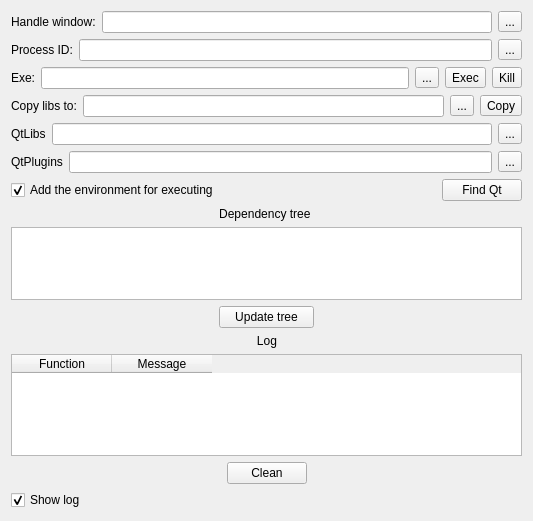
This is mainwindow.ui in HardArchive/DLLCollector_recode as Qt 5 draws it before an edit. The edited form follows.
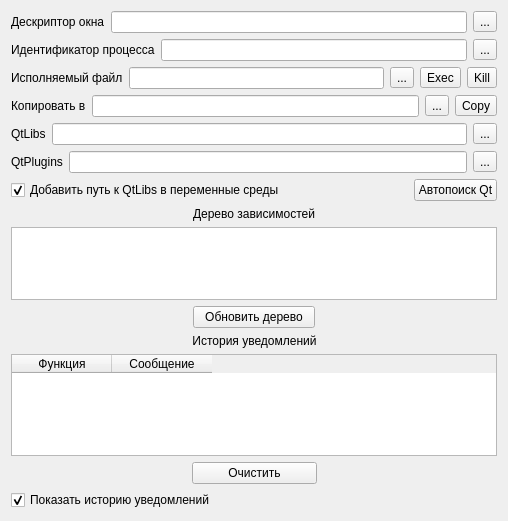
This is the edited form.

```diff
--- a/mainwindow.ui
+++ b/mainwindow.ui
@@ -6,7 +6,7 @@
    <rect>
     <x>0</x>
     <y>0</y>
-    <width>533</width>
+    <width>508</width>
     <height>521</height>
    </rect>
   </property>
@@ -47,7 +47,7 @@
          <item row="0" column="1">
           <widget class="QLabel" name="label_Log">
            <property name="text">
-            <string>Log</string>
+            <string>История уведомлений</string>
            </property>
            <property name="alignment">
             <set>Qt::AlignCenter</set>
@@ -70,7 +70,7 @@
          <item row="2" column="1">
           <widget class="QPushButton" name="pushButton_CleanLog">
            <property name="text">
-            <string>Clean</string>
+            <string>Очистить</string>
            </property>
           </widget>
          </item>
@@ -92,6 +92,15 @@
            <property name="editTriggers">
             <set>QAbstractItemView::NoEditTriggers</set>
            </property>
+           <property name="showDropIndicator" stdset="0">
+            <bool>false</bool>
+           </property>
+           <property name="dragDropOverwriteMode">
+            <bool>false</bool>
+           </property>
+           <property name="alternatingRowColors">
+            <bool>true</bool>
+           </property>
            <property name="selectionMode">
             <enum>QAbstractItemView::SingleSelection</enum>
            </property>
@@ -104,20 +113,20 @@
            <attribute name="horizontalHeaderHighlightSections">
             <bool>false</bool>
            </attribute>
-           <attribute name="verticalHeaderVisible">
-            <bool>true</bool>
+           <attribute name="verticalHeaderDefaultSectionSize">
+            <number>19</number>
            </attribute>
            <attribute name="verticalHeaderHighlightSections">
             <bool>false</bool>
            </attribute>
            <column>
             <property name="text">
-             <string>Function</string>
+             <string>Функция</string>
             </property>
            </column>
            <column>
             <property name="text">
-             <string>Message</string>
+             <string>Сообщение</string>
             </property>
            </column>
           </widget>
@@ -134,7 +143,7 @@
         <item row="0" column="0">
          <widget class="QLabel" name="label_HWnd">
           <property name="text">
-           <string>&lt;html&gt;&lt;head/&gt;&lt;body&gt;&lt;p&gt;Handle window:&lt;/p&gt;&lt;/body&gt;&lt;/html&gt;</string>
+           <string>Дескриптор окна</string>
           </property>
          </widget>
         </item>
@@ -165,7 +174,7 @@
         <item row="0" column="0">
          <widget class="QLabel" name="label_PID">
           <property name="text">
-           <string>&lt;html&gt;&lt;head/&gt;&lt;body&gt;&lt;p&gt;Process ID:&lt;/p&gt;&lt;/body&gt;&lt;/html&gt;</string>
+           <string>Идентификатор процесса</string>
           </property>
          </widget>
         </item>
@@ -211,7 +220,7 @@
         <item row="0" column="0">
          <widget class="QLabel" name="label_Exe">
           <property name="text">
-           <string>&lt;html&gt;&lt;head/&gt;&lt;body&gt;&lt;p&gt;Exe:&lt;/p&gt;&lt;/body&gt;&lt;/html&gt;</string>
+           <string>Исполняемый файл</string>
           </property>
          </widget>
         </item>
@@ -236,7 +245,7 @@
         <item row="0" column="0">
          <widget class="QLabel" name="label_CopyTo">
           <property name="text">
-           <string>&lt;html&gt;&lt;head/&gt;&lt;body&gt;&lt;p&gt;Copy libs to:&lt;/p&gt;&lt;/body&gt;&lt;/html&gt;</string>
+           <string>Копировать в</string>
           </property>
          </widget>
         </item>
@@ -261,7 +270,7 @@
     <item row="8" column="0">
      <widget class="QCheckBox" name="checkBox_Log">
       <property name="text">
-       <string>Show log</string>
+       <string>Показать историю уведомлений</string>
       </property>
       <property name="checked">
        <bool>true</bool>
@@ -340,14 +349,14 @@
       <item row="2" column="1">
        <widget class="QPushButton" name="pushButton_UpdateTree">
         <property name="text">
-         <string>Update tree</string>
+         <string>Обновить дерево</string>
         </property>
        </widget>
       </item>
       <item row="0" column="1">
        <widget class="QLabel" name="label_Dependency">
         <property name="text">
-         <string>Dependency tree </string>
+         <string>Дерево зависимостей</string>
         </property>
         <property name="alignment">
          <set>Qt::AlignCenter</set>
@@ -392,7 +401,7 @@
       <item>
        <widget class="QCheckBox" name="envExec">
         <property name="text">
-         <string>Add the environment for executing</string>
+         <string>Добавить путь к QtLibs в переменные среды</string>
         </property>
         <property name="checked">
          <bool>true</bool>
@@ -415,7 +424,7 @@
       <item>
        <widget class="QPushButton" name="pushButton_FindQt">
         <property name="text">
-         <string>Find Qt</string>
+         <string>Автопоиск Qt</string>
         </property>
        </widget>
       </item>
```
Left out of the diff: 57 changed lines with no effect on the pictures.
